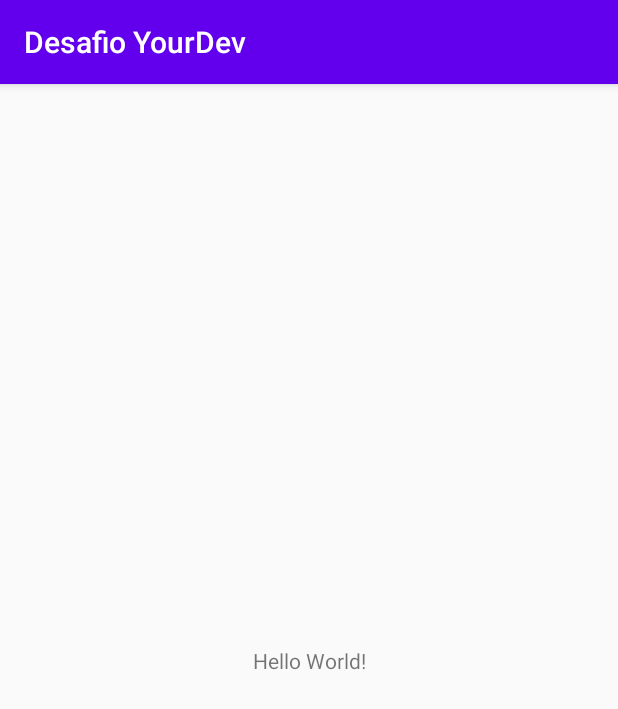
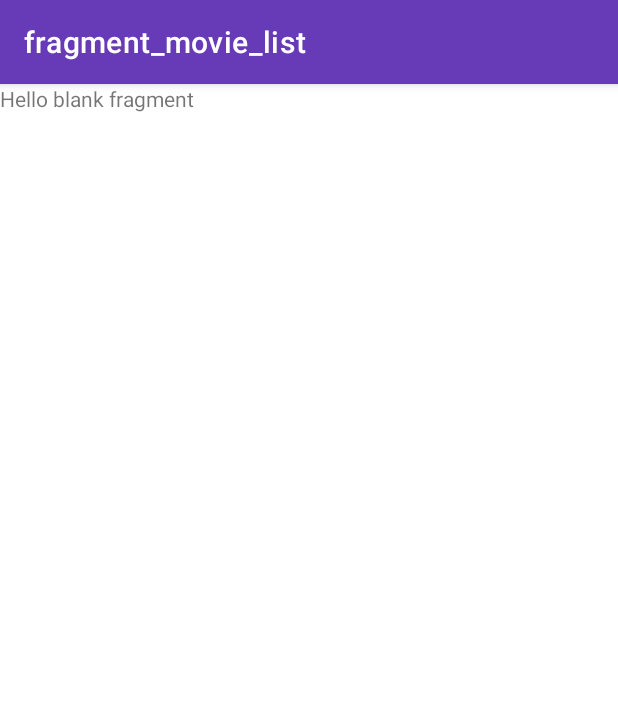
Before and after one commit to PedroSchwarz/EyeCritic-Android, an Android app: the screen it shows after launch (MainActivity), on a phone screen of 412 x 824 dp. Shown: the top 709 px of the screen. Run offline under Robolectric (Android 15) with nearby library versions, the phone set to English and light mode, and no system bars; our stand-ins replace navigation-ui.

Commit message:
Added navigation

```diff
--- a/app/build.gradle
+++ b/app/build.gradle
@@ -42,6 +42,7 @@ dependencies {
     implementation 'androidx.appcompat:appcompat:1.2.0'
     implementation 'androidx.constraintlayout:constraintlayout:2.0.1'
     implementation 'com.google.android.material:material:1.2.1'
+    implementation 'androidx.legacy:legacy-support-v4:1.0.0'
     testImplementation 'junit:junit:4.12'
     androidTestImplementation 'androidx.test.ext:junit:1.1.2'
     androidTestImplementation 'androidx.test.espresso:espresso-core:3.3.0'
--- a/app/src/main/java/com/pedro/schwarz/desafioyourdev/MainActivity.kt
+++ b/app/src/main/java/com/pedro/schwarz/desafioyourdev/MainActivity.kt
@@ -2,10 +2,20 @@ package com.pedro.schwarz.desafioyourdev
 
 import androidx.appcompat.app.AppCompatActivity
 import android.os.Bundle
+import androidx.navigation.findNavController
+import androidx.navigation.ui.setupActionBarWithNavController
 
 class MainActivity : AppCompatActivity() {
+    private val controller by lazy { findNavController(R.id.nav_host) }
+
     override fun onCreate(savedInstanceState: Bundle?) {
         super.onCreate(savedInstanceState)
         setContentView(R.layout.activity_main)
+
+        setupActionBarWithNavController(controller)
+    }
+
+    override fun onSupportNavigateUp(): Boolean {
+        return controller.navigateUp() || super.onSupportNavigateUp()
     }
 }
--- /dev/null
+++ b/app/src/main/java/com/pedro/schwarz/desafioyourdev/ui/fragment/MovieListFragment.kt
@@ -0,0 +1,18 @@
+package com.pedro.schwarz.desafioyourdev.ui.fragment
+
+import android.os.Bundle
+import androidx.fragment.app.Fragment
+import android.view.LayoutInflater
+import android.view.View
+import android.view.ViewGroup
+import com.pedro.schwarz.desafioyourdev.R
+
+class MovieListFragment : Fragment() {
+
+    override fun onCreateView(
+        inflater: LayoutInflater, container: ViewGroup?,
+        savedInstanceState: Bundle?
+    ): View? {
+        return inflater.inflate(R.layout.fragment_movie_list, container, false)
+    }
+}
--- a/app/src/main/res/layout/activity_main.xml
+++ b/app/src/main/res/layout/activity_main.xml
@@ -6,13 +6,15 @@
     android:layout_height="match_parent"
     tools:context=".MainActivity">
 
-    <TextView
-        android:layout_width="wrap_content"
-        android:layout_height="wrap_content"
-        android:text="Hello World!"
+    <fragment
+        android:id="@+id/nav_host"
+        android:name="androidx.navigation.fragment.NavHostFragment"
+        android:layout_width="match_parent"
+        android:layout_height="match_parent"
+        app:defaultNavHost="true"
         app:layout_constraintBottom_toBottomOf="parent"
-        app:layout_constraintLeft_toLeftOf="parent"
-        app:layout_constraintRight_toRightOf="parent"
-        app:layout_constraintTop_toTopOf="parent" />
-
+        app:layout_constraintEnd_toEndOf="parent"
+        app:layout_constraintStart_toStartOf="parent"
+        app:layout_constraintTop_toTopOf="parent"
+        app:navGraph="@navigation/nav_graph" />
 </androidx.constraintlayout.widget.ConstraintLayout>
--- /dev/null
+++ b/app/src/main/res/layout/fragment_movie_list.xml
@@ -0,0 +1,14 @@
+<?xml version="1.0" encoding="utf-8"?>
+<FrameLayout xmlns:android="http://schemas.android.com/apk/res/android"
+    xmlns:tools="http://schemas.android.com/tools"
+    android:layout_width="match_parent"
+    android:layout_height="match_parent"
+    tools:context=".ui.fragment.MovieListFragment">
+
+    <!-- TODO: Update blank fragment layout -->
+    <TextView
+        android:layout_width="match_parent"
+        android:layout_height="match_parent"
+        android:text="@string/hello_blank_fragment" />
+
+</FrameLayout>
--- /dev/null
+++ b/app/src/main/res/navigation/nav_graph.xml
@@ -0,0 +1,13 @@
+<?xml version="1.0" encoding="utf-8"?>
+<navigation xmlns:android="http://schemas.android.com/apk/res/android"
+    xmlns:app="http://schemas.android.com/apk/res-auto"
+    xmlns:tools="http://schemas.android.com/tools"
+    android:id="@+id/nav_graph"
+    app:startDestination="@id/movieListFragment">
+
+    <fragment
+        android:id="@+id/movieListFragment"
+        android:name="com.pedro.schwarz.desafioyourdev.ui.fragment.MovieListFragment"
+        android:label="fragment_movie_list"
+        tools:layout="@layout/fragment_movie_list" />
+</navigation>
--- a/app/src/main/res/values/strings.xml
+++ b/app/src/main/res/values/strings.xml
@@ -1,3 +1,5 @@
 <resources>
     <string name="app_name">Desafio YourDev</string>
+    <!-- TODO: Remove or change this placeholder text -->
+    <string name="hello_blank_fragment">Hello blank fragment</string>
 </resources>
--- a/app/src/main/res/values/styles.xml
+++ b/app/src/main/res/values/styles.xml
@@ -1,10 +1,10 @@
 <resources>
     <!-- Base application theme. -->
-    <style name="AppTheme" parent="Theme.AppCompat.Light.DarkActionBar">
+    <style name="AppTheme" parent="Theme.MaterialComponents.Light.DarkActionBar">
         <!-- Customize your theme here. -->
-        <item name="colorPrimary">@color/colorPrimary</item>
-        <item name="colorPrimaryDark">@color/colorPrimaryDark</item>
-        <item name="colorAccent">@color/colorAccent</item>
+        <item name="colorPrimary">#673AB7</item>
+        <item name="colorPrimaryDark">#512DA8</item>
+        <item name="colorAccent">#536DFE</item>
     </style>
 
 </resources>
```
